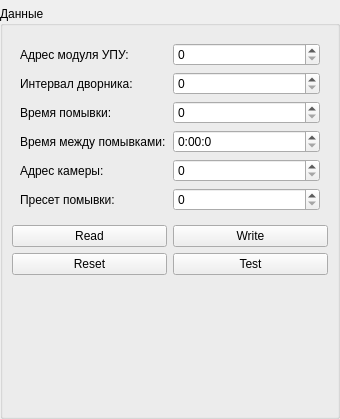
Above: Qt/my_programm/Organizations/Organization_03/RS485/RS485/src/rs485_mainbox/ui/rs485_mainbox.ui from RinatB2017/mega_GIT before the change. Below: the same form after it.
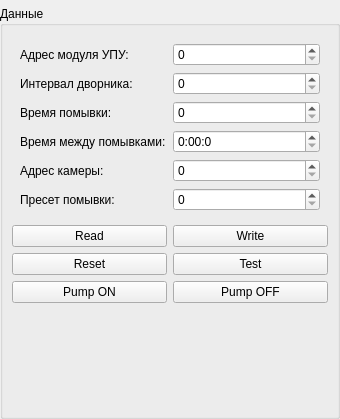
That is the form after the change. Custom widgets are drawn as their Qt base class.

What changed in the file:
```diff
--- a/Qt/my_programm/Organizations/Organization_03/RS485/RS485/src/rs485_mainbox/ui/rs485_mainbox.ui
+++ b/Qt/my_programm/Organizations/Organization_03/RS485/RS485/src/rs485_mainbox/ui/rs485_mainbox.ui
@@ -154,6 +154,20 @@
             </property>
            </widget>
           </item>
+          <item row="2" column="0">
+           <widget class="QPushButton" name="btn_pump_on">
+            <property name="text">
+             <string>Pump ON</string>
+            </property>
+           </widget>
+          </item>
+          <item row="2" column="1">
+           <widget class="QPushButton" name="btn_pump_off">
+            <property name="text">
+             <string>Pump OFF</string>
+            </property>
+           </widget>
+          </item>
          </layout>
         </item>
         <item>
```
